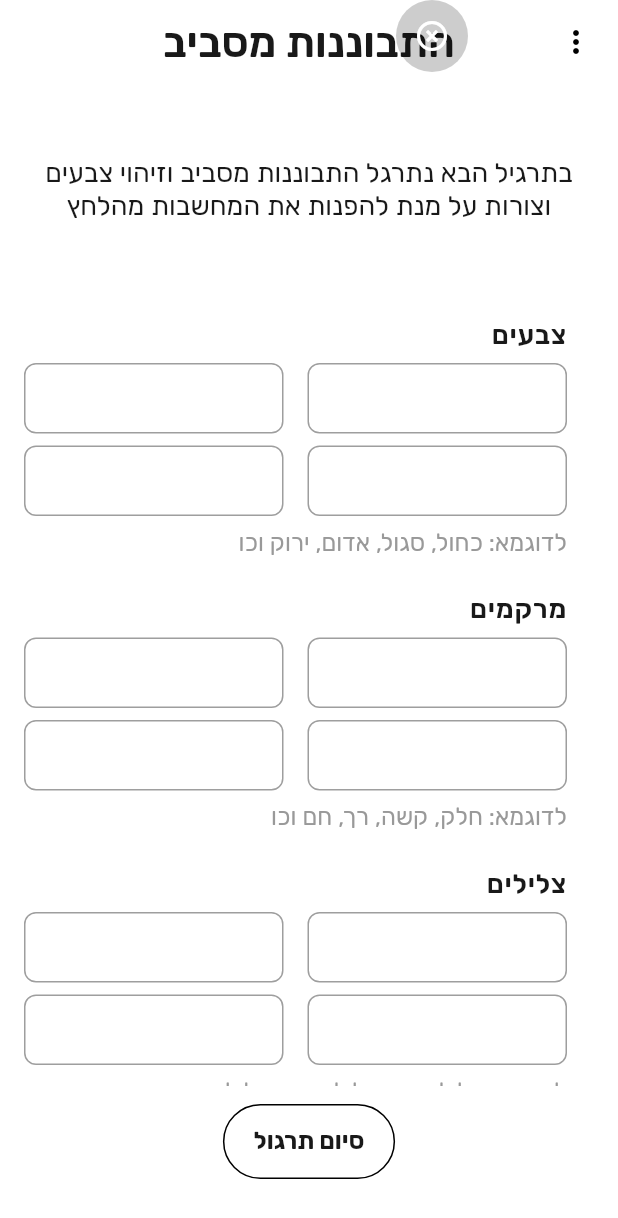
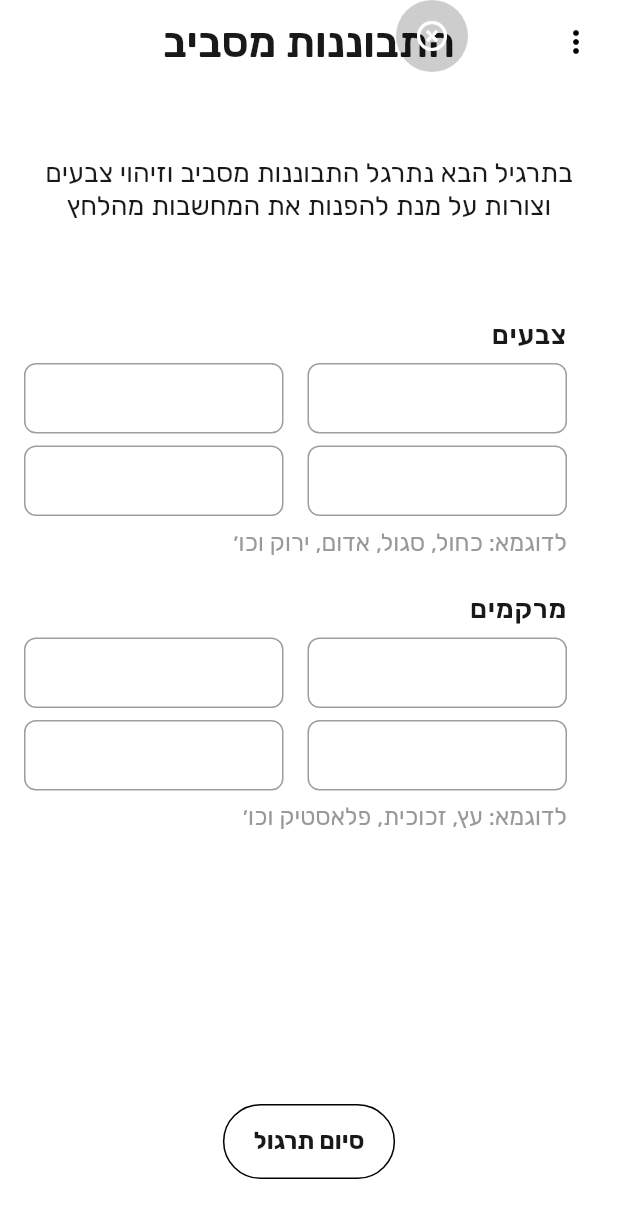
Before and after one commit to TomerNoy/self-help, a Flutter app: the Resilience screen opened by its route, after a tap on "Look Around", on a phone screen of 412 x 824 dp. Shown: the top 1218 px of the screen. Run offline on Flutter 3.47's test engine with Material 3 defaults, Android fonts, the phone set to English and light mode, and no system bars; our stand-ins replace avatar_glow, community_material_icon, equatable, firebase_auth, firebase_core, flutter_dotenv and 13 more; missing offline and left inert: mesh_gradient; accounts and stored records are empty; generated files the repository leaves out were written again.

Commit message:
calc page no minus result, remove sound from look around and text modification

```diff
--- a/lib/core/router.dart
+++ b/lib/core/router.dart
@@ -5,16 +5,17 @@ import 'package:self_help/pages/breathing/breathing.dart';
 import 'package:self_help/pages/calculate_exercise/calc_exercise.dart';
 import 'package:self_help/pages/enter_number/enter_number.dart';
 import 'package:self_help/pages/enter_number_reversed/enter_number_reversed.dart';
-import 'package:self_help/pages/frame/frame.dart';
+import 'package:self_help/pages/main_shell/main_shell.dart';
 import 'package:self_help/pages/global_providers/user_auth_provider.dart';
 import 'package:self_help/pages/home/home.dart';
-import 'package:self_help/pages/home_shell/home_frame.dart';
+import 'package:self_help/pages/home_shell/home_shell.dart';
 import 'package:self_help/pages/login/login.dart';
 import 'package:self_help/pages/look_around_exercise/look_around_exercise.dart';
 import 'package:self_help/pages/magic_touch/magic_touch.dart';
 import 'package:self_help/pages/profile/profile.dart';
 import 'package:self_help/pages/register/register.dart';
 import 'package:self_help/pages/resilience/resilience.dart';
+import 'package:self_help/pages/resilience_shell/resilience_shell.dart';
 import 'package:self_help/pages/settings/settings.dart';
 import 'package:self_help/pages/stress_level/stress_level.dart';
 import 'package:self_help/pages/thought_release/thought_release.dart';
@@ -33,7 +34,7 @@ GoRouter router({
       ShellRoute(
           builder: (context, state, child) {
             final page = RoutePaths.fromPath(state.fullPath ?? '');
-            return Frame(page: page, child: child);
+            return MainShell(page: page, child: child);
           },
           routes: [
             GoRoute(
@@ -59,7 +60,7 @@ GoRouter router({
             ShellRoute(
               builder: (context, state, child) {
                 final page = RoutePaths.fromPath(state.fullPath ?? '');
-                return HomeFrame(page: page, child: child);
+                return HomeShell(page: page, child: child);
               },
               routes: [
                 GoRoute(
@@ -84,10 +85,19 @@ GoRouter router({
               name: RoutePaths.thoughtRelease.name,
               builder: (context, state) => const ThoughtRelease(),
             ),
-            GoRoute(
-              path: RoutePaths.resilience.path,
-              name: RoutePaths.resilience.name,
-              builder: (context, state) => const Resilience(),
+            ShellRoute(
+              builder: (context, state, child) {
+                final page = RoutePaths.fromPath(state.fullPath ?? '');
+                return ResilienceShell(page: page, child: child);
+              },
+              routes: [
+                GoRoute(
+                  path: RoutePaths.resilience.path,
+                  name: RoutePaths.resilience.name,
+                  builder: (context, state) => const Resilience(),
+                ),
+                // todo add routes for resilience
+              ],
             ),
             GoRoute(
               path: RoutePaths.calculateExercise.path,
--- a/lib/l10n/app_he.arb
+++ b/lib/l10n/app_he.arb
@@ -48,11 +48,9 @@
   "lookAroundExercise": "התבוננות מסביב",
   "lookAroundExerciseSubtitle": "בתרגיל הבא נתרגל התבוננות מסביב וזיהוי צבעים וצורות על מנת להפנות את המחשבות מהלחץ",
   "colors": "צבעים",
-  "colorsExamples": "לדוגמא: כחול, סגול, אדום, ירוק וכו",
+  "colorsExamples": "לדוגמא: כחול, סגול, אדום, ירוק וכו׳",
   "textures": "מרקמים",
-  "texturesExamples": "לדוגמא: חלק, קשה, רך, חם וכו",
-  "sounds": "צלילים",
-  "soundsExamples": "לדוגמא: צליל רעש, צליל דפוק, צליל צפצוף וכו",
+  "texturesExamples": "לדוגמא: עץ, זכוכית, פלאסטיק וכו׳",
   "gainControlLandingTitle": "חוזרים לשלוט במחשבה",
   "gainControlLandingSubtitle": "לאחר שהורדנו את רמת הלחץ למצב בו המחשבה הרציונאלית חזרה לתפקד, נוכל לנהל את המחשבות שיצרו אצלינו לחץ וחרדה. התגובות הפיזיולוגיות של הלחץ נובעות מתפישה, אמונה או מחשבה שאנו נמצאים בסכנה כאשר למעשה אין סכנה אמיתית. במצב זה נרצה לזהות את המחשבה שהפעילה את המערכת הפיזיולוגית ולבדוק האם היא נכונה.",
   "step2": "שלב 2",
--- a/lib/pages/calculate_exercise/calc_exercise.dart
+++ b/lib/pages/calculate_exercise/calc_exercise.dart
@@ -63,7 +63,7 @@ class CalcExercise extends HookConsumerWidget {
                       children: [
                         Expanded(
                           child: Text(
-                            '${provider[index].firstNumber} ${provider[index].operation} ${provider[index].secondNumber} =',
+                            '${provider[index].firstNumber} ${provider[index].operation.displayText} ${provider[index].secondNumber} =',
                             style: Theme.of(context).textTheme.headlineLarge,
                           ),
                         ),
--- a/lib/pages/global_providers/router_provider.dart
+++ b/lib/pages/global_providers/router_provider.dart
@@ -49,7 +49,7 @@ GoRouter routerState(Ref ref) {
 
       final onUnrestrictedPage = unrestrictedRoutes.contains(location);
 
-      loggerService.debug('authState: $authValue, location: $location');
+      loggerService.debug('§ authState: $authValue, location: $location');
 
       // authenticated
       if (authValue == UserAuthState.authenticated) {
--- a/lib/pages/home_shell/home_frame.dart
+++ b/lib/pages/home_shell/home_shell.dart
@@ -6,8 +6,8 @@ import 'package:self_help/core/theme.dart';
 import 'package:self_help/l10n/generated/app_localizations.dart';
 import 'package:self_help/pages/global_providers/router_provider.dart';
 
-class HomeFrame extends HookConsumerWidget {
-  const HomeFrame({
+class HomeShell extends HookConsumerWidget {
+  const HomeShell({
     super.key,
     required this.child,
     required this.page,
--- a/lib/pages/look_around_exercise/look_around_exercise.dart
+++ b/lib/pages/look_around_exercise/look_around_exercise.dart
@@ -17,13 +17,11 @@ class LookAroundExercise extends HookConsumerWidget {
     final titles = [
       localization.colors,
       localization.textures,
-      localization.sounds,
     ];
 
     final examples = [
       localization.colorsExamples,
       localization.texturesExamples,
-      localization.soundsExamples,
     ];
 
     final controllers = useState<List<TextEditingController>>(
@@ -47,7 +45,7 @@ class LookAroundExercise extends HookConsumerWidget {
         padding: const EdgeInsets.all(16),
         child: Column(
           children: List.generate(
-            3,
+            2,
             (titleIndex) {
               return Column(
                 crossAxisAlignment: CrossAxisAlignment.start,
--- a/lib/pages/frame/frame.dart
+++ b/lib/pages/main_shell/main_shell.dart
@@ -14,8 +14,8 @@ import 'package:self_help/services/services.dart';
 
 enum AnimatedScreenType { expanded, collapsedLong, collapsedShort, hidden }
 
-class Frame extends ConsumerWidget {
-  const Frame({
+class MainShell extends ConsumerWidget {
+  const MainShell({
     super.key,
     required this.child,
     required this.page,
--- /dev/null
+++ b/lib/pages/resilience_shell/resilience_shell.dart
@@ -0,0 +1,62 @@
+import 'package:flutter/material.dart';
+import 'package:flutter_riverpod/flutter_riverpod.dart';
+import 'package:self_help/core/constants/routes_constants.dart';
+import 'package:self_help/core/theme.dart';
+import 'package:self_help/l10n/generated/app_localizations.dart';
+import 'package:self_help/pages/global_providers/router_provider.dart';
+import 'package:self_help/pages/home_shell/home_shell.dart';
+
+class ResilienceShell extends ConsumerWidget {
+  const ResilienceShell({
+    super.key,
+    required this.child,
+    required this.page,
+  });
+
+  final Widget child;
+
+  final RoutePaths? page;
+
+  @override
+  Widget build(BuildContext context, WidgetRef ref) {
+    final localizations = AppLocalizations.of(context)!;
+
+    final profileButtonIsExpanded = page == RoutePaths.profile;
+    final settingsButtonIsExpanded = page == RoutePaths.settings;
+
+    return Scaffold(
+      extendBody: true,
+      body: child,
+      bottomNavigationBar: BottomAppBar(
+        padding: const EdgeInsets.all(0),
+        height: 60,
+        shape: const CircularNotchedRectangle(),
+        color: gradientStartColor,
+        child: Row(
+          mainAxisAlignment: MainAxisAlignment.spaceAround,
+          children: [
+            // todo: replace with new routes
+            AnimatedIconButton(
+              iconData: Icons.person,
+              label: localizations.profile,
+              onPressed: () {
+                final provider = ref.read(routerStateProvider);
+                provider.pushNamed(RoutePaths.profile.name);
+              },
+              isExpanded: profileButtonIsExpanded,
+            ),
+            AnimatedIconButton(
+              label: localizations.settings,
+              iconData: Icons.settings,
+              onPressed: () {
+                final provider = ref.read(routerStateProvider);
+                provider.pushNamed(RoutePaths.settings.name);
+              },
+              isExpanded: settingsButtonIsExpanded,
+            ),
+          ],
+        ),
+      ),
+    );
+  }
+}
--- a/lib/services/user_service.dart
+++ b/lib/services/user_service.dart
@@ -9,6 +9,7 @@ import 'package:self_help/models/result.dart';
 import 'package:self_help/pages/global_providers/user_auth_provider.dart';
 import 'package:self_help/services/services.dart';
 
+/// this class is responsible for handling user authentication and user data
 class UserService {
   UserService() {
     _authStateChanges.add(UserAuthState.loading);
@@ -40,11 +41,13 @@ class UserService {
 
   AppUser get currentUser => AppUser.fromFirebaseUser(_auth.currentUser!);
 
+  /// this method is used to register a new user
   Future<Result<User>> registerUser(
     String email,
     String password,
     String name,
   ) async {
+    // this method is used to handle the call to the firebase authentication
     return _handleCall(() async {
       _authStateChanges.add(UserAuthState.loading);
       final userCredential = await _auth.createUserWithEmailAndPassword(
```
Also changed, not shown: lib/l10n/app_en.arb (+1 -9 lines), lib/main.dart (+16 -0 lines), lib/pages/calculate_exercise/providers/calc_exercise_provider.dart (+34 -12 lines).
